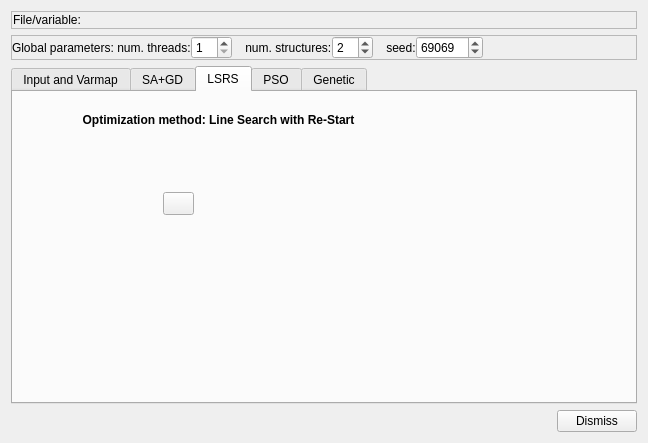
This is dialogs/automaticvarfitdialog.ui in PauloCarvalhoRJ/gammaray as Qt 5 draws it before an edit. The edited form follows.
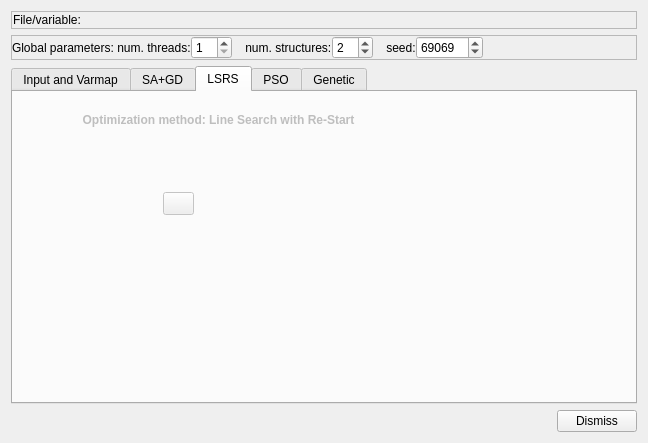
This is the edited form. The open tabs and pages were chosen to show the change. Icons and pictures are not drawn.

The edit to the form file:
```diff
--- a/dialogs/automaticvarfitdialog.ui
+++ b/dialogs/automaticvarfitdialog.ui
@@ -490,6 +490,9 @@
       </layout>
      </widget>
      <widget class="QWidget" name="tabLSRS">
+      <property name="enabled">
+       <bool>false</bool>
+      </property>
       <attribute name="title">
        <string>LSRS</string>
       </attribute>
```
Left out of the diff: 10 changed lines with no effect on the pictures.
